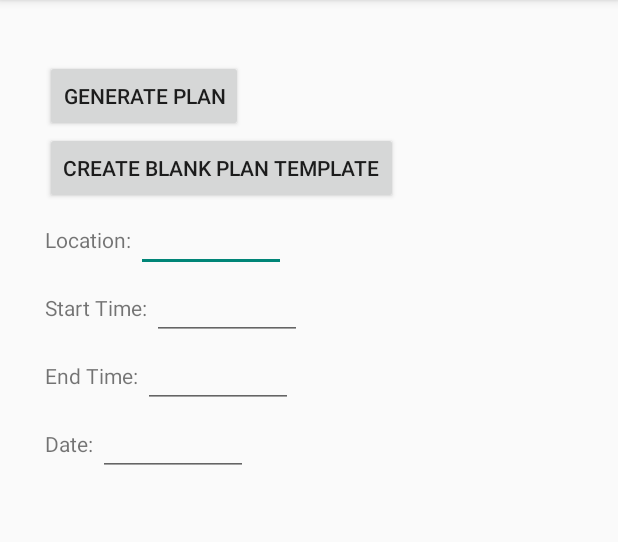
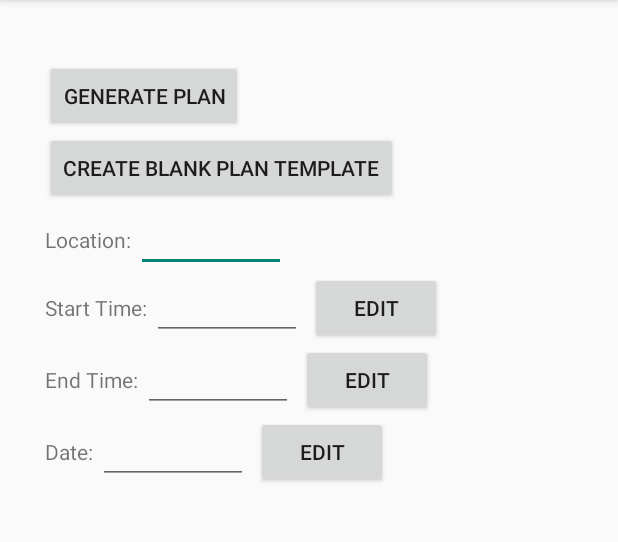
Before and after one commit to tranbenny/Day-Planner-Android-App, an Android app: the screen it shows after launch (CreateNewPlanActivity), after a tap on "START DEMO", on a phone screen of 412 x 824 dp, the part 84-626 px from its top. Run offline under Robolectric (Android 15) with nearby library versions, the phone set to English and light mode, and no system bars; libraries missing offline, so code that uses them is left out: com.yelp.clientlib; 10 statements that could not run were skipped.

Commit message:
added time/date edit fragments

```diff
--- a/app/src/main/java/com/example/bennytran/yelpagendabuilder/AgendaScreen/BlankPlanFragment.java
+++ b/app/src/main/java/com/example/bennytran/yelpagendabuilder/AgendaScreen/BlankPlanFragment.java
@@ -13,6 +13,7 @@ import android.view.ViewGroup;
 import android.widget.Button;
 
 import com.example.bennytran.yelpagendabuilder.R;
+import com.example.bennytran.yelpagendabuilder.TimeEditActivity.TimeLocationActivity;
 
 
 public class BlankPlanFragment extends Fragment {
@@ -60,6 +61,39 @@ public class BlankPlanFragment extends Fragment {
             }
         });
 
+        // add buttons to load new activity for editing times/dates
+        Button startTimeEdit = (Button) view.findViewById(R.id.btnLoadEditDate);
+        Button endTimeEdit = (Button) view.findViewById(R.id.btnLoadEditEndTime);
+        Button dateEdit = (Button) view.findViewById(R.id.btnLoadEditDate);
+
+
+        startTimeEdit.setOnClickListener(new View.OnClickListener() {
+            @Override
+            public void onClick(View v) {
+                Intent startTime = new Intent(getActivity(), TimeLocationActivity.class);
+                startTime.putExtra("type", "start");
+                startActivity(startTime);
+            }
+        });
+
+        endTimeEdit.setOnClickListener(new View.OnClickListener() {
+            @Override
+            public void onClick(View v) {
+                Intent endTime = new Intent(getActivity(), TimeLocationActivity.class);
+                endTime.putExtra("type", "end");
+                startActivity(endTime);
+            }
+        });
+
+        dateEdit.setOnClickListener(new View.OnClickListener() {
+            @Override
+            public void onClick(View v) {
+                Intent location = new Intent(getActivity(), TimeLocationActivity.class);
+                location.putExtra("type", "location");
+                startActivity(location);
+            }
+        });
+
 
         return view;
     }
--- a/app/src/main/java/com/example/bennytran/yelpagendabuilder/MainScreen/MainActivity.java
+++ b/app/src/main/java/com/example/bennytran/yelpagendabuilder/MainScreen/MainActivity.java
@@ -1,5 +1,7 @@
 package com.example.bennytran.yelpagendabuilder.MainScreen;
 
+
+import android.app.Application;
 import android.content.Intent;
 import android.preference.PreferenceManager;
 import android.support.v7.app.AppCompatActivity;
@@ -56,22 +58,22 @@ public class MainActivity extends AppCompatActivity {
     // executes multiple api calls to get all necessary information
     private void fetchData() {
 
-        FetchItemsTask breakfastTask = new FetchItemsTask();
+        FetchItemsTask breakfastTask = new FetchItemsTask(this);
         breakfastTask.execute("breakfast and brunch");
-        FetchItemsTask lunchTask = new FetchItemsTask();
+        FetchItemsTask lunchTask = new FetchItemsTask(this);
         lunchTask.execute("lunch");
-        FetchItemsTask dinnerTask = new FetchItemsTask();
+        FetchItemsTask dinnerTask = new FetchItemsTask(this);
         dinnerTask.execute("dinner");
 
 
-        FetchItemsTask activeTask = new FetchItemsTask();
+        FetchItemsTask activeTask = new FetchItemsTask(this);
         activeTask.execute("active things");
-        FetchItemsTask nightLifeTask = new FetchItemsTask();
+        FetchItemsTask nightLifeTask = new FetchItemsTask(this);
         nightLifeTask.execute("night life");
-        FetchItemsTask shoppingTask = new FetchItemsTask();
+        FetchItemsTask shoppingTask = new FetchItemsTask(this);
         shoppingTask.execute("shopping");
 
-        FetchItemsTask coffeeTask = new FetchItemsTask();
+        FetchItemsTask coffeeTask = new FetchItemsTask(this);
         coffeeTask.execute("coffee and desserts");
     }
 }
--- a/app/src/main/java/com/example/bennytran/yelpagendabuilder/apiCalls/FetchItemsTask.java
+++ b/app/src/main/java/com/example/bennytran/yelpagendabuilder/apiCalls/FetchItemsTask.java
@@ -3,8 +3,13 @@ package com.example.bennytran.yelpagendabuilder.apiCalls;
 // types of api calls: breakfast, lunch, happy hour, nightlife, activities
 
 
+import android.app.Activity;
+import android.content.Context;
+import android.content.Intent;
 import android.os.AsyncTask;
+import android.support.v4.content.LocalBroadcastManager;
 import android.util.Log;
+import android.widget.Toast;
 
 import com.example.bennytran.yelpagendabuilder.models.BusinessResult;
 import com.example.bennytran.yelpagendabuilder.yelpAgendaBuilder;
@@ -27,15 +32,17 @@ import retrofit.Retrofit;
 public class FetchItemsTask extends AsyncTask<String, Void, Void> {
 
     public static final String LOG_TAG = "FETCH_ITEMS_TASK";
-    // Context mContext;
 
+    Context mContext;
+    public Activity activity;
 
-    public FetchItemsTask() {
-        // mContext = context;
+    public FetchItemsTask(Context context) {
+        mContext = context;
         // SharedPreferences sharedPref = PreferenceManager.getDefaultSharedPreferences(mContext);
         // boolean syncConnPref = sharedPref.getBoolean("bars", false);
         // Log.i(LOG_TAG, "" + syncConnPref);
         Log.i(LOG_TAG, "task was created");
+        this.activity = (Activity) context;
     }
 
     /*
@@ -91,19 +98,39 @@ public class FetchItemsTask extends AsyncTask<String, Void, Void> {
 
                 if (term == "breakfast and brunch") {
                     Log.i(LOG_TAG, yelpAgendaBuilder.getInstance().breakfast.keySet().toString());
+                    yelpAgendaBuilder.getInstance().breakfastFinished = true;
                 } else if (term == "lunch") {
                     Log.i(LOG_TAG, yelpAgendaBuilder.getInstance().lunch.keySet().toString());
+                    yelpAgendaBuilder.getInstance().lunchFinished = true;
                 } else if (term == "dinner") {
                     Log.i(LOG_TAG, yelpAgendaBuilder.getInstance().dinner.keySet().toString());
+                    yelpAgendaBuilder.getInstance().dinnerFinished = true;
                 } else if (term == "active things") {
                     Log.i(LOG_TAG, yelpAgendaBuilder.getInstance().activeActivities.keySet().toString());
+                    yelpAgendaBuilder.getInstance().activeFinished = true;
                 } else if (term == "night life") {
                     Log.i(LOG_TAG, yelpAgendaBuilder.getInstance().nightLife.keySet().toString());
+                    yelpAgendaBuilder.getInstance().nightLifeFinished = true;
                 } else if (term == "shopping") {
                     Log.i(LOG_TAG, yelpAgendaBuilder.getInstance().shopping.keySet().toString());
+                    yelpAgendaBuilder.getInstance().shoppingFinished = true;
                 } else if (term == "coffee and desserts") {
                     Log.i(LOG_TAG, yelpAgendaBuilder.getInstance().coffeeDessert.keySet().toString());
+                    yelpAgendaBuilder.getInstance().coffeeDessertFinished = true;
                 }
+
+                // check if all calls are finished, then send service
+                if (yelpAgendaBuilder.getInstance().isFinished()) {
+                    Toast finishedToast = Toast.makeText(activity, "finished api call", Toast.LENGTH_LONG);
+                    finishedToast.show();
+                    // Log.i(LOG_TAG, "SENDING SERVICE");
+                    // activity.startService(new Intent(activity, MessageService.class));
+                    // Intent intent = new Intent("finished-loading");
+                    // boolean sent = LocalBroadcastManager.getInstance(mContext).sendBroadcast(intent);
+                    // mContext.sendBroadcast(intent);
+
+                }
+
             }
 
             @Override
@@ -112,39 +139,6 @@ public class FetchItemsTask extends AsyncTask<String, Void, Void> {
             }
         };
         call.enqueue(callback);
-
-        /*
-
-        try {
-            Response<SearchResponse> response = call.execute();
-            SearchResponse results = response.body();
-            ArrayList<Business> businesses = results.businesses();
-            for (Business business: businesses) {
-
-                String name = business.name();
-                String phoneNumber = business.phone();
-                double rating = business.rating();
-                String url = business.url();
-                String address = business.location().address().get(0);
-
-                ArrayList<String> categories = new ArrayList<String>();
-                ArrayList<Category> categoryNames = business.categories();
-                for (Category c: categoryNames) {
-                    String type = c.name();
-                    categories.add(type);
-                }
-
-                BusinessResult result = new BusinessResult(name, phoneNumber, rating, url, address, categories);
-                yelpAgendaBuilder.getInstance().restaurants.add(business.name());
-                yelpAgendaBuilder.getInstance().results.add(result);
-            }
-
-        } catch (IOException e) {
-            e.printStackTrace();
-            Log.i(LOG_TAG, "getting IO exception");
-            Log.i(LOG_TAG, "check if phone has network connection");
-        }*/
-
 
         return null;
     }
--- a/app/src/main/java/com/example/bennytran/yelpagendabuilder/yelpAgendaBuilder.java
+++ b/app/src/main/java/com/example/bennytran/yelpagendabuilder/yelpAgendaBuilder.java
@@ -33,6 +33,13 @@ public class yelpAgendaBuilder extends Application {
 
     public HashMap<String, Plan> userPlans = new HashMap<>();
 
+    public boolean breakfastFinished = false;
+    public boolean lunchFinished = false;
+    public boolean dinnerFinished = false;
+    public boolean activeFinished = false;
+    public boolean nightLifeFinished = false;
+    public boolean shoppingFinished = false;
+    public boolean coffeeDessertFinished = false;
 
 
     public static final Integer[] backgroundImageID = new Integer[] {
@@ -180,7 +187,10 @@ public class yelpAgendaBuilder extends Application {
         this.userPlans.put(date, plan);
     }
 
-
+    public boolean isFinished() {
+        return breakfastFinished && lunchFinished && dinnerFinished && activeFinished &&
+                nightLifeFinished && shoppingFinished && coffeeDessertFinished;
+    }
 
     public static yelpAgendaBuilder getInstance() {
         return instance;
--- a/app/src/main/res/layout/activity_plan.xml
+++ b/app/src/main/res/layout/activity_plan.xml
@@ -28,6 +28,7 @@
             android:id="@+id/activity_container"
             android:layout_below="@+id/toolbar">
         </RelativeLayout>
+
     </RelativeLayout>
 
     <android.support.design.widget.NavigationView
--- a/app/src/main/res/layout/fragment_blank_plan.xml
+++ b/app/src/main/res/layout/fragment_blank_plan.xml
@@ -58,6 +58,13 @@
             android:inputType="time"
             android:id="@+id/valueStartTime"/>
 
+        <Button
+            android:layout_width="wrap_content"
+            android:layout_height="wrap_content"
+            android:id="@+id/btnLoadEditTime"
+            android:layout_marginLeft="5dp"
+            android:text="Edit" />
+
     </LinearLayout>
 
 
@@ -80,6 +87,13 @@
             android:inputType="time"
             android:id="@+id/valueEndTime" />
 
+        <Button
+            android:layout_width="wrap_content"
+            android:layout_height="wrap_content"
+            android:id="@+id/btnLoadEditEndTime"
+            android:text="Edit"
+            android:layout_marginLeft="5dp" />
+
     </LinearLayout>
 
     <LinearLayout
@@ -101,6 +115,13 @@
             android:inputType="date"
             android:id="@+id/valueDate" />
 
+        <Button
+            android:layout_width="wrap_content"
+            android:layout_height="wrap_content"
+            android:id="@+id/btnLoadEditDate"
+            android:text="Edit"
+            android:layout_marginLeft="5dp" />
+
     </LinearLayout>
 
 
--- a/app/src/main/res/layout/fragment_plan.xml
+++ b/app/src/main/res/layout/fragment_plan.xml
@@ -1,4 +1,4 @@
-<android.support.v4.widget.SwipeRefreshLayout
+<RelativeLayout
     xmlns:android="http://schemas.android.com/apk/res/android"
     xmlns:tools="http://schemas.android.com/tools"
     android:layout_width="match_parent"
@@ -32,4 +32,4 @@
 
     </RelativeLayout>
 
-</android.support.v4.widget.SwipeRefreshLayout>
+</RelativeLayout>
```
Also changed, not shown: app/src/main/AndroidManifest.xml (+23 -11 lines), app/src/main/java/com/example/bennytran/yelpagendabuilder/AgendaScreen/NotDownLoadingFragment.java (added, +44 -0 lines), app/src/main/java/com/example/bennytran/yelpagendabuilder/AgendaScreen/PlanActivity.java (+71 -17 lines), app/src/main/java/com/example/bennytran/yelpagendabuilder/TimeEditActivity/TimeFragment.java (added, +43 -0 lines), app/src/main/java/com/example/bennytran/yelpagendabuilder/TimeEditActivity/TimeLocationActivity.java (added, +49 -0 lines), app/src/main/java/com/example/bennytran/yelpagendabuilder/apiCalls/MessageService.java (added, +33 -0 lines), app/src/main/res/layout/activity_time_location.xml (added, +9 -0 lines), app/src/main/res/layout/date_picker.xml (added, +19 -0 lines), app/src/main/res/layout/fragment_not_down_loading.xml (added, +15 -0 lines), app/src/main/res/layout/fragment_time.xml (added, +13 -0 lines), app/src/main/res/layout/time_picker.xml (added, +19 -0 lines), 2 other files.
